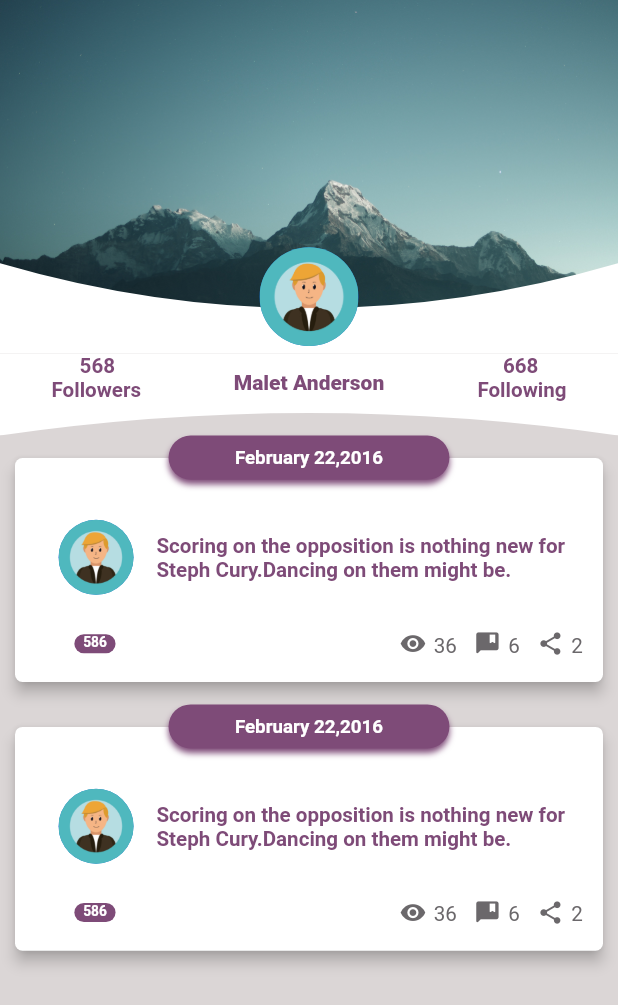
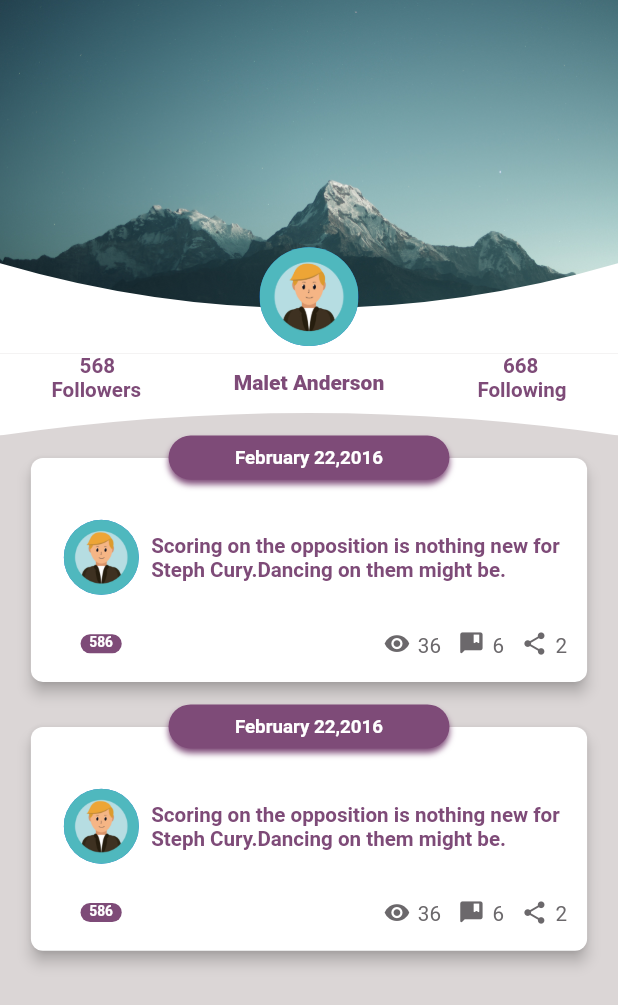
Before and after one commit to bhargav-dobariya/Flutter-Training2, a Flutter app: the screen it shows after launch, on a phone screen of 412 x 824 dp. Shown: the top 1005 px of the screen. Run offline on Flutter 3.47's test engine with Material 2 defaults, Android fonts, the phone set to English and light mode, and no system bars; our stand-ins replace firebase_core; accounts and stored records are empty.

Commit message:
implemented changes regarding card margin

```diff
--- a/lib/Screens/home_page.dart
+++ b/lib/Screens/home_page.dart
@@ -107,9 +107,10 @@ class HomePage extends StatelessWidget {
                       ),
                     ),
                     Container(
-                      margin: const EdgeInsets.symmetric(horizontal: 10),
+                      margin: EdgeInsets.symmetric(
+                          horizontal: MediaQuery.of(context).size.width / 20),
                       width: MediaQuery.of(context).size.width,
-                      height: MediaQuery.of(context).size.height / 2,
+                      // height: MediaQuery.of(context).size.height / 2,
                       color: ColorAsset.cardbg,
                       child: SingleChildScrollView(
                         child: Column(
--- a/lib/Widgets/postcard_widget.dart
+++ b/lib/Widgets/postcard_widget.dart
@@ -15,7 +15,7 @@ class _PostCardWidgetState extends State<PostCardWidget> {
       children: [
         Card(
             shape: RoundedRectangleBorder(
-              borderRadius: BorderRadius.circular(5.0),
+              borderRadius: BorderRadius.circular(8.0),
             ),
             elevation: 4,
             margin: EdgeInsets.only(top: 15, bottom: 15),
@@ -55,7 +55,7 @@ class _PostCardWidgetState extends State<PostCardWidget> {
                           height: MediaQuery.of(context).size.height / 65,
                           width: MediaQuery.of(context).size.width / 15,
                           margin: EdgeInsets.only(
-                              left: MediaQuery.of(context).size.width / 23),
+                              left: MediaQuery.of(context).size.width / 36),
                           child: Padding(
                             padding: EdgeInsets.symmetric(
                               horizontal:
```
